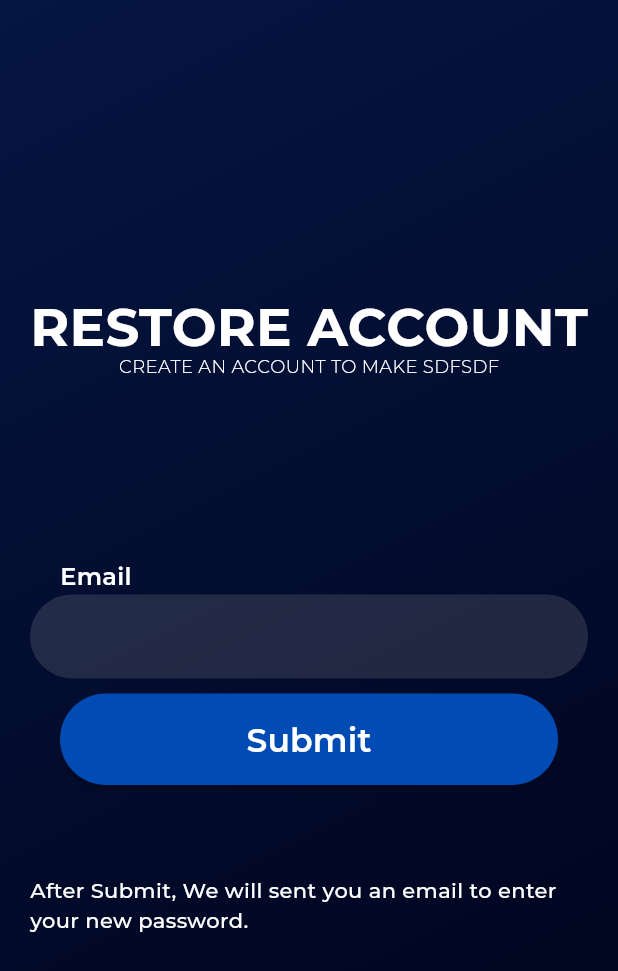
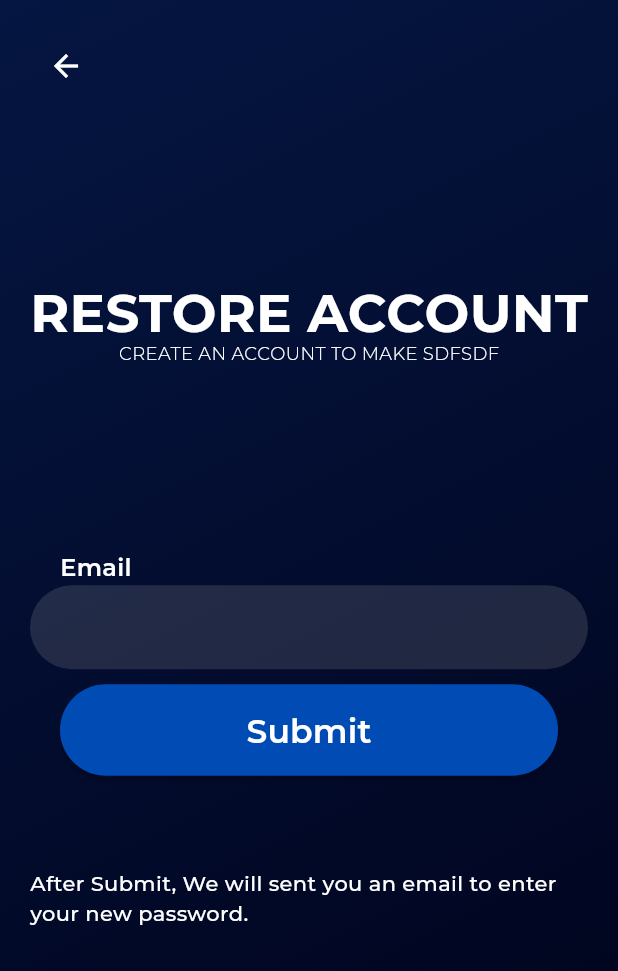
Before and after one commit to zeyadali06/TennisApp, a Flutter app: the ForgetPasswordView screen opened directly, on a phone screen of 412 x 824 dp. Shown: the top 971 px of the screen. Run offline on Flutter 3.47's test engine with Material 3 defaults, Android fonts, the phone set to English and light mode, and no system bars; drawn by our look-alikes of modal_progress_hud_nsn; our stand-ins replace cloud_firestore, firebase_auth, firebase_core, flutter_bloc, get_it, lottie; accounts and stored records are empty; project files that could hold a hidden picture were left out.

Commit message:
fix UI bug

```diff
--- a/lib/Features/AuthFeature/Presentation/Views/Widgets/ForgetPasswordViewBody.dart
+++ b/lib/Features/AuthFeature/Presentation/Views/Widgets/ForgetPasswordViewBody.dart
@@ -46,7 +46,11 @@ class _ForgetPasswordViewBodyState extends State<ForgetPasswordViewBody> {
         isLoading = false;
       },
       builder: (context, state) {
-        return CustomGradiantContainer(
+        return CustomScrollView(
+          slivers: [
+            SliverFillRemaining(
+              hasScrollBody: false,
+              child: CustomGradiantContainer(
                 child: ModalProgressHUD(
                   inAsyncCall: isLoading,
                   child: Form(
@@ -57,7 +61,17 @@ class _ForgetPasswordViewBodyState extends State<ForgetPasswordViewBody> {
                       child: Column(
                         mainAxisAlignment: MainAxisAlignment.center,
                         children: [
-                    const Expanded(flex: 3, child: SizedBox(height: 50)),
+                          Row(
+                            children: [
+                              IconButton(
+                                onPressed: () {
+                                  Navigator.pop(context);
+                                },
+                                icon: const Icon(Icons.arrow_back, color: Colors.white),
+                              )
+                            ],
+                          ),
+                          const Expanded(flex: 2, child: SizedBox(height: 50)),
                           const AuthViewHeader(title: "RESTORE ACCOUNT", subTitle: 'CREATE AN ACCOUNT TO MAKE SDFSDF'),
                           const Expanded(flex: 2, child: SizedBox(height: 50)),
                           InputDataSection(
@@ -96,6 +110,9 @@ class _ForgetPasswordViewBodyState extends State<ForgetPasswordViewBody> {
                     ),
                   ),
                 ),
+              ),
+            ),
+          ],
         );
       },
     );
--- a/lib/Features/AuthFeature/Presentation/Views/Widgets/LoginViewBody.dart
+++ b/lib/Features/AuthFeature/Presentation/Views/Widgets/LoginViewBody.dart
@@ -83,7 +83,7 @@ class _LoginViewBodyState extends State<LoginViewBody> {
                               ScaleDown(
                                 child: GestureDetector(
                                   onTap: () {
-                                    Navigator.pushReplacement(context, AppRouter.goTo(context, AppRouter.forgetPasswordView));
+                                    Navigator.push(context, AppRouter.goTo(context, AppRouter.forgetPasswordView));
                                   },
                                   child: const Text(
                                     'Forget your password?',
```
Lines whose indentation alone changed are shown as unchanged.
